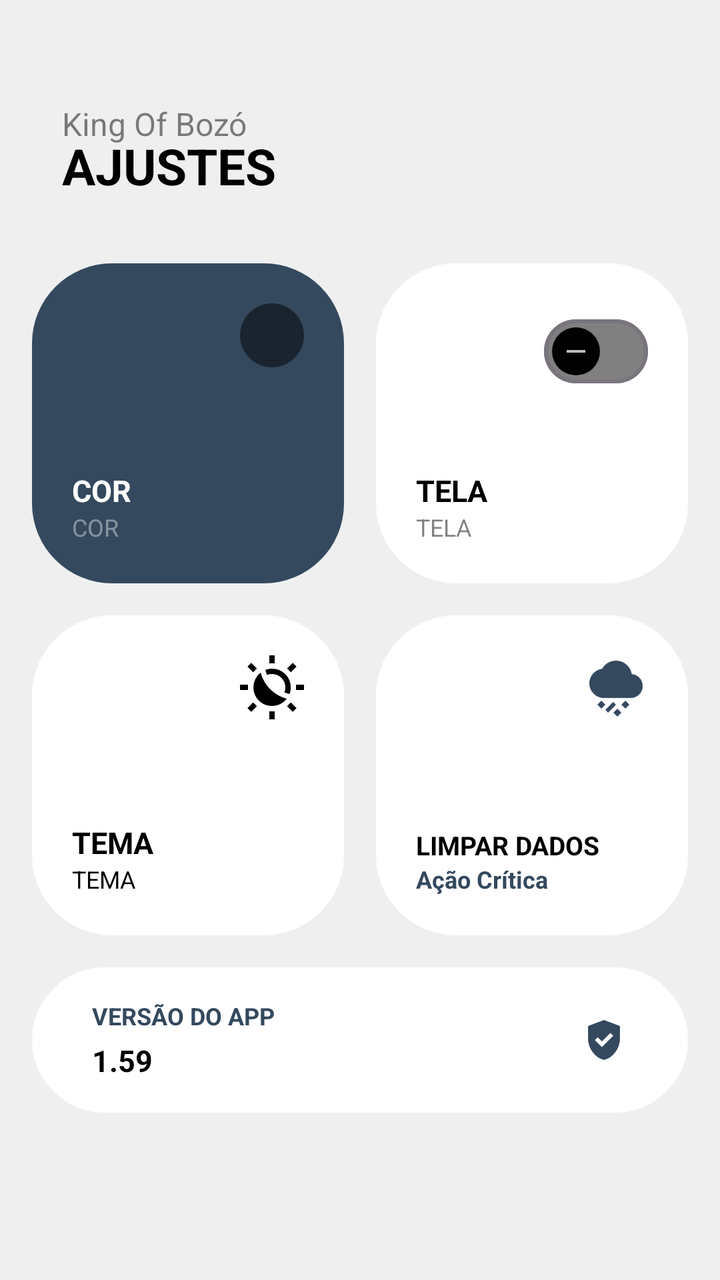
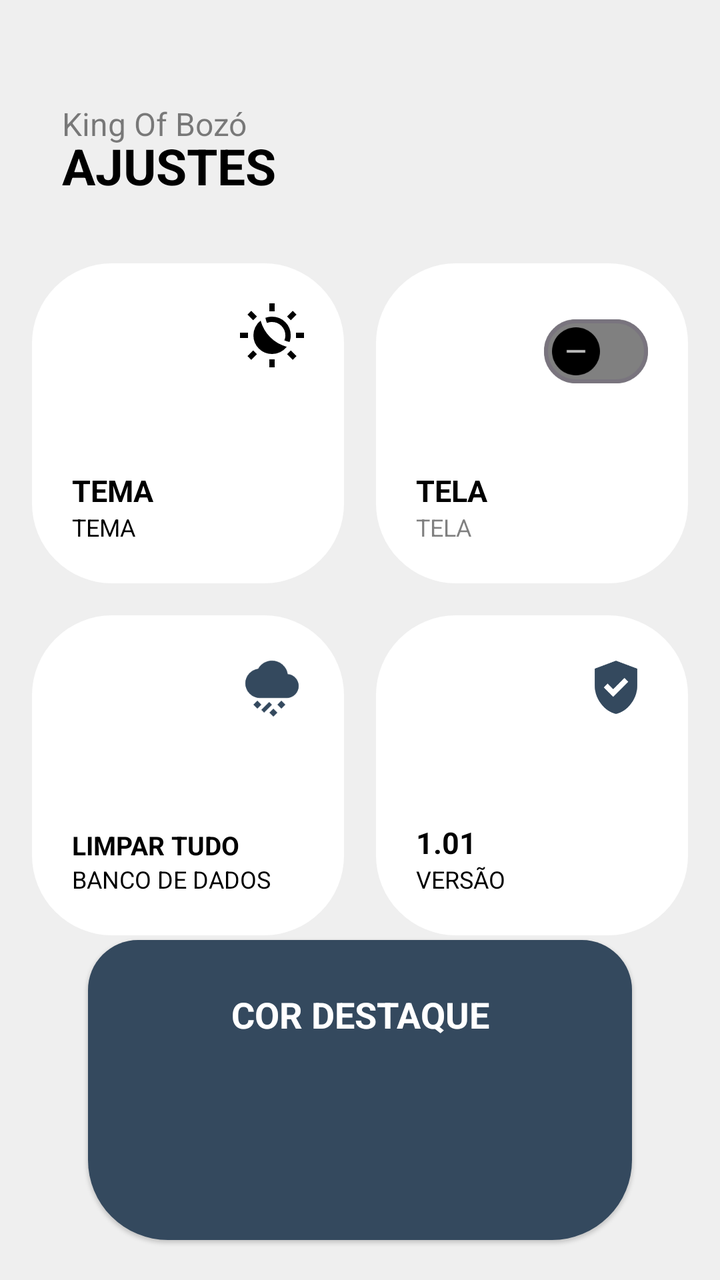

Compare the two renders of this Android layout. The source of the first and the diff that turns it into the second are given below.
<!-- AndroidManifest.xml: application theme Base.Theme.KingOfBozo.Standard -->
<!-- res/layout/fragment_settings.xml -->
<?xml version="1.0" encoding="utf-8"?>
<androidx.constraintlayout.widget.ConstraintLayout xmlns:android="http://schemas.android.com/apk/res/android"
    xmlns:app="http://schemas.android.com/apk/res-auto"
    xmlns:tools="http://schemas.android.com/tools"
    android:layout_width="match_parent"
    android:layout_height="match_parent"
    android:backgroundTint="?attr/customBackground"
    android:background="?attr/customBackground"
    android:padding="16dp">

    <FrameLayout
        android:id="@+id/text_ajustes_title"
        android:layout_width="match_parent"
        android:layout_height="wrap_content"
        android:paddingHorizontal="15dp"
        android:paddingTop="5dp"
        android:layout_marginTop="20dp"
        app:layout_constraintStart_toStartOf="parent"
        app:layout_constraintTop_toTopOf="parent"
        tools:ignore="MissingConstraints">

        <TextView
            android:id="@+id/text_app_title"
            android:layout_width="wrap_content"
            android:layout_height="wrap_content"
            android:layout_marginTop="10dp"
            android:alpha="0.5"
            android:text="@string/king_of_boz"
            android:textColor="?attr/textFillColor"
            android:textSize="16sp" />

        <TextView
            android:id="@+id/text_title_jogadores"
            android:layout_width="wrap_content"
            android:layout_height="wrap_content"
            android:layout_marginTop="25dp"
            android:text="AJUSTES"
            android:textColor="?attr/textFillColor"
            android:textSize="25sp"
            android:textStyle="bold" />


    </FrameLayout>


    
    <androidx.constraintlayout.widget.ConstraintLayout
        android:id="@+id/card_cor"
        android:layout_width="0dp"
        android:layout_height="160dp"
        android:layout_marginTop="32dp"
        android:layout_marginEnd="8dp"
        android:background="@drawable/background_settings_card"
        android:backgroundTint="?attr/colorPrimary"
        android:padding="20dp"
        app:layout_constraintEnd_toStartOf="@+id/card_tela"
        app:layout_constraintHorizontal_bias="0.5"
        app:layout_constraintStart_toStartOf="parent"
        app:layout_constraintTop_toBottomOf="@id/text_ajustes_title">

        <View
            android:layout_width="32dp"
            android:layout_height="32dp"
            android:background="@drawable/background_circle"
            android:backgroundTint="#80000000"
            app:layout_constraintEnd_toEndOf="parent"
            app:layout_constraintTop_toTopOf="parent" />

        <TextView
            android:id="@+id/text_cor_desc"
            android:layout_width="wrap_content"
            android:layout_height="wrap_content"
            android:text="COR"
            android:textColor="?attr/customTextBackground"
            android:textSize="15dp"
            android:textStyle="bold"
            app:layout_constraintBottom_toTopOf="@id/text_cor_title"
            app:layout_constraintStart_toStartOf="parent" />

        <TextView
            android:id="@+id/text_cor_title"
            android:layout_width="wrap_content"
            android:layout_height="wrap_content"
            android:alpha="0.4"
            android:text="COR"
            android:textColor="?attr/customTextBackground"
            android:textSize="12dp"
            app:layout_constraintBottom_toBottomOf="parent"
            app:layout_constraintStart_toStartOf="parent" />

    </androidx.constraintlayout.widget.ConstraintLayout>

    
    <androidx.constraintlayout.widget.ConstraintLayout
        android:id="@+id/card_tela"
        android:layout_width="0dp"
        android:layout_height="160dp"
        android:layout_marginStart="8dp"
        android:background="@drawable/background_settings_card"
        android:backgroundTint="?attr/cardBackgroundColor"
        android:padding="20dp"
        app:layout_constraintEnd_toEndOf="parent"
        app:layout_constraintHorizontal_bias="0.5"
        app:layout_constraintStart_toEndOf="@+id/card_cor"
        app:layout_constraintTop_toTopOf="@+id/card_cor">

        <com.google.android.material.materialswitch.MaterialSwitch
            android:id="@+id/switch_keep_screen_on"
            style="@style/Widget.App.MaterialSwitch"
            android:layout_width="wrap_content"
            android:layout_height="wrap_content"
            android:checked="false"
            app:layout_constraintEnd_toEndOf="parent"
            app:layout_constraintTop_toTopOf="parent" />

        <TextView
            android:id="@+id/text_tela_desc"
            android:layout_width="wrap_content"
            android:layout_height="wrap_content"
            android:text="TELA"
            android:textColor="?attr/textFillColor"
            android:textSize="15dp"
            android:textStyle="bold"
            app:layout_constraintBottom_toTopOf="@id/text_tela_title"
            app:layout_constraintStart_toStartOf="parent" />

        <TextView
            android:id="@+id/text_tela_title"
            android:layout_width="wrap_content"
            android:layout_height="wrap_content"
            android:alpha="0.5"
            android:text="TELA"
            android:textColor="?attr/textFillColor"
            android:textSize="12dp"
            app:layout_constraintBottom_toBottomOf="parent"
            app:layout_constraintStart_toStartOf="parent" />

    </androidx.constraintlayout.widget.ConstraintLayout>

    
    <androidx.constraintlayout.widget.ConstraintLayout
        android:id="@+id/card_tema"
        android:layout_width="0dp"
        android:layout_height="160dp"
        android:layout_marginTop="16dp"
        android:layout_marginEnd="8dp"
        android:background="@drawable/background_settings_card"
        android:backgroundTint="?attr/cardBackgroundColor"
        android:padding="20dp"
        app:layout_constraintEnd_toStartOf="@+id/card_reset"
        app:layout_constraintHorizontal_bias="0.5"
        app:layout_constraintStart_toStartOf="parent"
        app:layout_constraintTop_toBottomOf="@id/card_cor">

        <ImageView
            android:id="@+id/icon_mode"
            android:layout_width="32dp"
            android:layout_height="32dp"
            android:src="@drawable/ic_system_mode"
            app:layout_constraintEnd_toEndOf="parent"
            app:layout_constraintTop_toTopOf="parent"
            app:tint="?attr/textFillColor" />

        <TextView
            android:id="@+id/info_mode"
            android:layout_width="wrap_content"
            android:layout_height="wrap_content"
            android:text="TEMA"
            android:textColor="?attr/textFillColor"
            android:textSize="15dp"
            android:textStyle="bold"
            app:layout_constraintBottom_toTopOf="@id/text_mode"
            app:layout_constraintStart_toStartOf="parent" />

        <TextView
            android:id="@+id/text_mode"
            android:layout_width="wrap_content"
            android:layout_height="wrap_content"
            android:text="TEMA"
            android:textColor="?attr/textFillColor"
            android:textSize="12dp"
            app:layout_constraintBottom_toBottomOf="parent"
            app:layout_constraintStart_toStartOf="parent" />

    </androidx.constraintlayout.widget.ConstraintLayout>

    
    <androidx.constraintlayout.widget.ConstraintLayout
        android:id="@+id/card_reset"
        android:layout_width="0dp"
        android:layout_height="160dp"
        android:layout_marginStart="8dp"
        android:background="@drawable/background_settings_card"
        android:backgroundTint="?attr/cardBackgroundColor"
        android:padding="20dp"
        app:layout_constraintEnd_toEndOf="parent"
        app:layout_constraintHorizontal_bias="0.5"
        app:layout_constraintStart_toEndOf="@+id/card_tema"
        app:layout_constraintTop_toTopOf="@+id/card_tema">

        <ImageView
            android:layout_width="32dp"
            android:layout_height="32dp"
            android:src="@drawable/ic_limpar_dados"
            app:layout_constraintEnd_toEndOf="parent"
            app:layout_constraintTop_toTopOf="parent"
            app:tint="?attr/colorPrimary" />

        <TextView
            android:id="@+id/text_reset_desc"
            android:layout_width="wrap_content"
            android:layout_height="wrap_content"
            android:text="LIMPAR DADOS"
            android:textColor="?attr/textFillColor"
            android:textSize="13sp"
            android:textStyle="bold"
            app:layout_constraintBottom_toTopOf="@id/text_reset_title"
            app:layout_constraintStart_toStartOf="parent" />

        <TextView
            android:id="@+id/text_reset_title"
            android:layout_width="wrap_content"
            android:layout_height="wrap_content"
            android:text="Ação Crítica"
            android:textColor="?attr/colorPrimary"
            android:textSize="12dp"
            android:textStyle="bold"
            app:layout_constraintBottom_toBottomOf="parent"
            app:layout_constraintStart_toStartOf="parent" />

    </androidx.constraintlayout.widget.ConstraintLayout>

    
    <androidx.constraintlayout.widget.ConstraintLayout
        android:id="@+id/card_versao"
        android:layout_width="match_parent"
        android:layout_height="wrap_content"
        android:layout_marginTop="16dp"
        android:background="@drawable/background_settings_card"
        android:backgroundTint="?attr/cardBackgroundColor"
        android:paddingHorizontal="30dp"
        android:paddingVertical="16dp"
        app:layout_constraintTop_toBottomOf="@id/card_reset">

        <ImageView
            android:layout_width="24dp"
            android:layout_height="24dp"
            android:src="@drawable/ic_version"
            app:layout_constraintBottom_toBottomOf="parent"
            app:layout_constraintEnd_toEndOf="parent"
            app:layout_constraintTop_toTopOf="parent"
            app:tint="?attr/colorPrimary" />

        <TextView
            android:id="@+id/text_versao_title"
            android:layout_width="wrap_content"
            android:layout_height="wrap_content"
            android:text="VERSÃO DO APP"
            android:textColor="?attr/colorPrimary"
            android:textSize="12dp"
            android:textStyle="bold"
            app:layout_constraintStart_toStartOf="parent"
            app:layout_constraintTop_toTopOf="parent" />

        <TextView
            android:id="@+id/text_versao_num"
            android:layout_width="wrap_content"
            android:layout_height="wrap_content"
            android:layout_marginTop="4dp"
            android:text="1.59"
            android:textColor="?attr/textFillColor"
            android:textSize="15dp"
            android:textStyle="bold"
            app:layout_constraintStart_toStartOf="parent"
            app:layout_constraintTop_toBottomOf="@id/text_versao_title" />

    </androidx.constraintlayout.widget.ConstraintLayout>

</androidx.constraintlayout.widget.ConstraintLayout>
<!-- resources referenced by this layout -->
<resources>
  <!-- drawable background_circle (drawable) -->
  <?xml version="1.0" encoding="utf-8"?>
  <shape xmlns:android="http://schemas.android.com/apk/res/android"
      android:shape="oval">
      <solid android:color="@color/fundo_light" />
  </shape>
  <!-- drawable background_settings_card (drawable) -->
  <?xml version="1.0" encoding="utf-8"?>
  <shape xmlns:android="http://schemas.android.com/apk/res/android"
      android:shape="rectangle">
      <corners android:radius="40dp" />
      <solid android:color="@color/card_dark" />
  </shape>
  <!-- drawable ic_limpar_dados (drawable) -->
  <vector xmlns:android="http://schemas.android.com/apk/res/android"
      android:width="24dp"
      android:height="24dp"
      android:viewportWidth="960"
      android:viewportHeight="960"
      android:tint="?attr/colorControlNormal">
    <path
        android:fillColor="@android:color/white"
        android:pathData="M500,920L440,860L500,800L560,860L500,920ZM362,860L320,818L438,700L480,742L362,860ZM620,800L560,740L620,680L680,740L620,800ZM260,800L200,740L260,680L320,740L260,800ZM300,640Q209,640 144.5,575.5Q80,511 80,420Q80,337 135,275Q190,213 271,202Q303,145 358.5,112.5Q414,80 480,80Q570,80 636.5,137.5Q703,195 717,281Q786,287 833,338Q880,389 880,460Q880,535 827.5,587.5Q775,640 700,640L300,640Z"/>
  </vector>
  <!-- drawable ic_version (drawable) -->
  <vector xmlns:android="http://schemas.android.com/apk/res/android"
      android:width="24dp"
      android:height="24dp"
      android:viewportWidth="960"
      android:viewportHeight="960"
      android:tint="?attr/colorControlNormal">
    <path
        android:fillColor="@android:color/white"
        android:pathData="M438,622L664,396L607,339L438,508L354,424L297,481L438,622ZM480,880Q341,845 250.5,720.5Q160,596 160,444L160,200L480,80L800,200L800,444Q800,596 709.5,720.5Q619,845 480,880Z"/>
  </vector>
  <string name="king_of_boz">King Of Bozó</string>
  <style name="Widget.App.MaterialSwitch" parent="Widget.Material3.CompoundButton.MaterialSwitch">
          <item name="thumbIcon">@drawable/switch_thumb_icon_selector</item>
          <item name="thumbIconTint">@color/switch_thumb_icon_tint_selector</item>
          <item name="thumbTint">@color/switch_thumb_tint_selector</item>
          <item name="trackTint">@color/switch_track_tint_selector</item>
          <item name="trackDecorationTint">@null</item>
      </style>
  <color name="fundo_light">#EFEFEF</color>
  <color name="card_dark">#313131</color>
  <!-- drawable switch_thumb_icon_selector (drawable) -->
  <?xml version="1.0" encoding="utf-8"?>
  <selector xmlns:android="http://schemas.android.com/apk/res/android">
      <item android:drawable="@drawable/ic_switch_check" android:state_checked="true" />
      <item android:drawable="@drawable/ic_switch_minus" android:state_checked="false" />
  </selector>
  <color name="padrao">#34495e</color>
  <color name="text_dark">#000000</color>
  <color name="text_light">#FFFFFF</color>
  <color name="icon_dark">#000000</color>
  <color name="icon_light">#FFFFFF</color>
  <color name="card_light">#FFFFFF</color>
  <!-- drawable ic_switch_check (drawable) -->
  <vector xmlns:android="http://schemas.android.com/apk/res/android"
      android:width="24dp"
      android:height="24dp"
      android:viewportWidth="24"
      android:viewportHeight="24">
      <path
          android:fillColor="@android:color/white"
          android:pathData="M9,16.17L4.83,12l-1.42,1.41L9,19 21,7l-1.41,-1.41z"/>
  </vector>
  <!-- drawable ic_switch_minus (drawable) -->
  <vector xmlns:android="http://schemas.android.com/apk/res/android"
      android:width="24dp"
      android:height="24dp"
      android:viewportWidth="24"
      android:viewportHeight="24">
      <path
          android:fillColor="@android:color/white"
          android:pathData="M19,13H5V11H19V13Z"/>
  </vector>
  <!-- unchanged entries left out for length: 3 -->
</resources>

<!-- the commit's change to res/layout/fragment_settings.xml (unified diff, before → after) -->
@@ -42,115 +42,20 @@
 
     </FrameLayout>
 
-
-    
-    <androidx.constraintlayout.widget.ConstraintLayout
-        android:id="@+id/card_cor"
-        android:layout_width="0dp"
-        android:layout_height="160dp"
+    
+    <androidx.constraintlayout.widget.ConstraintLayout
+        android:id="@+id/card_tema"
+        android:layout_width="0dp"
+        android:layout_height="160dp"
+        android:background="@drawable/background_settings_card"
+        android:backgroundTint="?attr/cardBackgroundColor"
+        android:padding="20dp"
         android:layout_marginTop="32dp"
         android:layout_marginEnd="8dp"
-        android:background="@drawable/background_settings_card"
-        android:backgroundTint="?attr/colorPrimary"
-        android:padding="20dp"
         app:layout_constraintEnd_toStartOf="@+id/card_tela"
         app:layout_constraintHorizontal_bias="0.5"
         app:layout_constraintStart_toStartOf="parent"
         app:layout_constraintTop_toBottomOf="@id/text_ajustes_title">
-
-        <View
-            android:layout_width="32dp"
-            android:layout_height="32dp"
-            android:background="@drawable/background_circle"
-            android:backgroundTint="#80000000"
-            app:layout_constraintEnd_toEndOf="parent"
-            app:layout_constraintTop_toTopOf="parent" />
-
-        <TextView
-            android:id="@+id/text_cor_desc"
-            android:layout_width="wrap_content"
-            android:layout_height="wrap_content"
-            android:text="COR"
-            android:textColor="?attr/customTextBackground"
-            android:textSize="15dp"
-            android:textStyle="bold"
-            app:layout_constraintBottom_toTopOf="@id/text_cor_title"
-            app:layout_constraintStart_toStartOf="parent" />
-
-        <TextView
-            android:id="@+id/text_cor_title"
-            android:layout_width="wrap_content"
-            android:layout_height="wrap_content"
-            android:alpha="0.4"
-            android:text="COR"
-            android:textColor="?attr/customTextBackground"
-            android:textSize="12dp"
-            app:layout_constraintBottom_toBottomOf="parent"
-            app:layout_constraintStart_toStartOf="parent" />
-
-    </androidx.constraintlayout.widget.ConstraintLayout>
-
-    
-    <androidx.constraintlayout.widget.ConstraintLayout
-        android:id="@+id/card_tela"
-        android:layout_width="0dp"
-        android:layout_height="160dp"
-        android:layout_marginStart="8dp"
-        android:background="@drawable/background_settings_card"
-        android:backgroundTint="?attr/cardBackgroundColor"
-        android:padding="20dp"
-        app:layout_constraintEnd_toEndOf="parent"
-        app:layout_constraintHorizontal_bias="0.5"
-        app:layout_constraintStart_toEndOf="@+id/card_cor"
-        app:layout_constraintTop_toTopOf="@+id/card_cor">
-
-        <com.google.android.material.materialswitch.MaterialSwitch
-            android:id="@+id/switch_keep_screen_on"
-            style="@style/Widget.App.MaterialSwitch"
-            android:layout_width="wrap_content"
-            android:layout_height="wrap_content"
-            android:checked="false"
-            app:layout_constraintEnd_toEndOf="parent"
-            app:layout_constraintTop_toTopOf="parent" />
-
-        <TextView
-            android:id="@+id/text_tela_desc"
-            android:layout_width="wrap_content"
-            android:layout_height="wrap_content"
-            android:text="TELA"
-            android:textColor="?attr/textFillColor"
-            android:textSize="15dp"
-            android:textStyle="bold"
-            app:layout_constraintBottom_toTopOf="@id/text_tela_title"
-            app:layout_constraintStart_toStartOf="parent" />
-
-        <TextView
-            android:id="@+id/text_tela_title"
-            android:layout_width="wrap_content"
-            android:layout_height="wrap_content"
-            android:alpha="0.5"
-            android:text="TELA"
-            android:textColor="?attr/textFillColor"
-            android:textSize="12dp"
-            app:layout_constraintBottom_toBottomOf="parent"
-            app:layout_constraintStart_toStartOf="parent" />
-
-    </androidx.constraintlayout.widget.ConstraintLayout>
-
-    
-    <androidx.constraintlayout.widget.ConstraintLayout
-        android:id="@+id/card_tema"
-        android:layout_width="0dp"
-        android:layout_height="160dp"
-        android:layout_marginTop="16dp"
-        android:layout_marginEnd="8dp"
-        android:background="@drawable/background_settings_card"
-        android:backgroundTint="?attr/cardBackgroundColor"
-        android:padding="20dp"
-        app:layout_constraintEnd_toStartOf="@+id/card_reset"
-        app:layout_constraintHorizontal_bias="0.5"
-        app:layout_constraintStart_toStartOf="parent"
-        app:layout_constraintTop_toBottomOf="@id/card_cor">
 
         <ImageView
             android:id="@+id/icon_mode"
@@ -186,17 +91,67 @@
 
     
     <androidx.constraintlayout.widget.ConstraintLayout
+        android:id="@+id/card_tela"
+        android:layout_width="0dp"
+        android:layout_height="160dp"
+        android:layout_marginTop="32dp"
+        android:layout_marginStart="8dp"
+        android:background="@drawable/background_settings_card"
+        android:backgroundTint="?attr/cardBackgroundColor"
+        android:padding="20dp"
+        app:layout_constraintEnd_toEndOf="parent"
+        app:layout_constraintHorizontal_bias="0.5"
+        app:layout_constraintStart_toEndOf="@+id/card_tema"
+        app:layout_constraintTop_toBottomOf="@+id/text_ajustes_title"
+        tools:ignore="MissingConstraints">
+
+        <com.google.android.material.materialswitch.MaterialSwitch
+            android:id="@+id/switch_keep_screen_on"
+            style="@style/Widget.App.MaterialSwitch"
+            android:layout_width="wrap_content"
+            android:layout_height="wrap_content"
+            android:checked="false"
+            app:layout_constraintEnd_toEndOf="parent"
+            app:layout_constraintTop_toTopOf="parent" />
+
+        <TextView
+            android:id="@+id/text_tela_desc"
+            android:layout_width="wrap_content"
+            android:layout_height="wrap_content"
+            android:text="TELA"
+            android:textColor="?attr/textFillColor"
+            android:textSize="15dp"
+            android:textStyle="bold"
+            app:layout_constraintBottom_toTopOf="@id/text_tela_title"
+            app:layout_constraintStart_toStartOf="parent" />
+
+        <TextView
+            android:id="@+id/text_tela_title"
+            android:layout_width="wrap_content"
+            android:layout_height="wrap_content"
+            android:alpha="0.5"
+            android:text="TELA"
+            android:textColor="?attr/textFillColor"
+            android:textSize="12dp"
+            app:layout_constraintBottom_toBottomOf="parent"
+            app:layout_constraintStart_toStartOf="parent" />
+
+    </androidx.constraintlayout.widget.ConstraintLayout>
+
+    
+    <androidx.constraintlayout.widget.ConstraintLayout
         android:id="@+id/card_reset"
         android:layout_width="0dp"
         android:layout_height="160dp"
-        android:layout_marginStart="8dp"
-        android:background="@drawable/background_settings_card"
-        android:backgroundTint="?attr/cardBackgroundColor"
-        android:padding="20dp"
-        app:layout_constraintEnd_toEndOf="parent"
-        app:layout_constraintHorizontal_bias="0.5"
-        app:layout_constraintStart_toEndOf="@+id/card_tema"
-        app:layout_constraintTop_toTopOf="@+id/card_tema">
+        android:background="@drawable/background_settings_card"
+        android:backgroundTint="?attr/cardBackgroundColor"
+        android:padding="20dp"
+        android:layout_marginTop="16dp"
+        android:layout_marginEnd="8dp"
+        app:layout_constraintEnd_toStartOf="@+id/card_versao"
+        app:layout_constraintHorizontal_bias="0.5"
+        app:layout_constraintStart_toStartOf="parent"
+        app:layout_constraintTop_toBottomOf="@id/card_tema">
 
         <ImageView
             android:layout_width="32dp"
@@ -207,24 +162,23 @@
             app:tint="?attr/colorPrimary" />
 
         <TextView
+            android:id="@+id/text_reset_title"
+            android:layout_width="wrap_content"
+            android:layout_height="wrap_content"
+            android:text="LIMPAR TUDO"
+            android:textColor="?attr/textFillColor"
+            android:textSize="13sp"
+            android:textStyle="bold"
+            app:layout_constraintBottom_toTopOf="@id/text_reset_desc"
+            app:layout_constraintStart_toStartOf="parent" />
+
+        <TextView
             android:id="@+id/text_reset_desc"
             android:layout_width="wrap_content"
             android:layout_height="wrap_content"
-            android:text="LIMPAR DADOS"
-            android:textColor="?attr/textFillColor"
-            android:textSize="13sp"
-            android:textStyle="bold"
-            app:layout_constraintBottom_toTopOf="@id/text_reset_title"
-            app:layout_constraintStart_toStartOf="parent" />
-
-        <TextView
-            android:id="@+id/text_reset_title"
-            android:layout_width="wrap_content"
-            android:layout_height="wrap_content"
-            android:text="Ação Crítica"
-            android:textColor="?attr/colorPrimary"
-            android:textSize="12dp"
-            android:textStyle="bold"
+            android:text="BANCO DE DADOS"
+            android:textColor="?attr/textFillColor"
+            android:textSize="12dp"
             app:layout_constraintBottom_toBottomOf="parent"
             app:layout_constraintStart_toStartOf="parent" />
 
@@ -233,47 +187,69 @@
     
     <androidx.constraintlayout.widget.ConstraintLayout
         android:id="@+id/card_versao"
-        android:layout_width="match_parent"
-        android:layout_height="wrap_content"
+        android:layout_width="0dp"
+        android:layout_height="160dp"
+        android:background="@drawable/background_settings_card"
+        android:backgroundTint="?attr/cardBackgroundColor"
+        android:padding="20dp"
+        android:layout_marginStart="8dp"
         android:layout_marginTop="16dp"
-        android:background="@drawable/background_settings_card"
-        android:backgroundTint="?attr/cardBackgroundColor"
-        android:paddingHorizontal="30dp"
-        android:paddingVertical="16dp"
-        app:layout_constraintTop_toBottomOf="@id/card_reset">
+        app:layout_constraintEnd_toEndOf="parent"
+        app:layout_constraintHorizontal_bias="0.5"
+        app:layout_constraintStart_toEndOf="@+id/card_reset"
+        app:layout_constraintTop_toBottomOf="@+id/card_tela">
 
         <ImageView
-            android:layout_width="24dp"
-            android:layout_height="24dp"
+            android:layout_width="32dp"
+            android:layout_height="32dp"
             android:src="@drawable/ic_version"
-            app:layout_constraintBottom_toBottomOf="parent"
             app:layout_constraintEnd_toEndOf="parent"
             app:layout_constraintTop_toTopOf="parent"
             app:tint="?attr/colorPrimary" />
 
         <TextView
+            android:id="@+id/text_versao_num"
+            android:layout_width="wrap_content"
+            android:layout_height="wrap_content"
+            android:text="1.01"
+            android:textColor="?attr/textFillColor"
+            android:textSize="15dp"
+            android:textStyle="bold"
+            app:layout_constraintBottom_toTopOf="@+id/text_versao_title"
+            app:layout_constraintStart_toStartOf="parent" />
+
+
+        <TextView
             android:id="@+id/text_versao_title"
             android:layout_width="wrap_content"
             android:layout_height="wrap_content"
-            android:text="VERSÃO DO APP"
-            android:textColor="?attr/colorPrimary"
-            android:textSize="12dp"
-            android:textStyle="bold"
-            app:layout_constraintStart_toStartOf="parent"
-            app:layout_constraintTop_toTopOf="parent" />
-
-        <TextView
-            android:id="@+id/text_versao_num"
-            android:layout_width="wrap_content"
-            android:layout_height="wrap_content"
-            android:layout_marginTop="4dp"
-            android:text="1.59"
-            android:textColor="?attr/textFillColor"
-            android:textSize="15dp"
-            android:textStyle="bold"
-            app:layout_constraintStart_toStartOf="parent"
-            app:layout_constraintTop_toBottomOf="@id/text_versao_title" />
-
-    </androidx.constraintlayout.widget.ConstraintLayout>
+            android:text="VERSÃO"
+            android:textColor="?attr/textFillColor"
+            android:textSize="12dp"
+            app:layout_constraintBottom_toBottomOf="parent"
+            app:layout_constraintStart_toStartOf="parent" />
+
+    </androidx.constraintlayout.widget.ConstraintLayout>
+
+
+    <TextView
+        android:id="@+id/card_cor"
+        android:layout_width="match_parent"
+        android:layout_height="150dp"
+        android:layout_marginHorizontal="28dp"
+        android:layout_marginBottom="4dp"
+        android:background="@drawable/background_card_2_destaque"
+        android:backgroundTint="?attr/colorPrimary"
+        android:elevation="1dp"
+        android:gravity="top|center"
+        android:paddingTop="25dp"
+        android:text="COR DESTAQUE"
+        android:textColor="?attr/customTextBackground"
+        android:textSize="18sp"
+        android:textStyle="bold"
+        android:visibility="visible"
+        app:layout_constraintBottom_toBottomOf="parent"
+        app:layout_constraintEnd_toEndOf="parent"
+        app:layout_constraintStart_toStartOf="parent" />
 
 </androidx.constraintlayout.widget.ConstraintLayout>
<!-- resource entries referenced after the edit -->
@@ -1,10 +1,14 @@
 <!-- resources referenced by this layout -->
 <resources>
-  <!-- drawable background_circle (drawable) -->
-  <?xml version="1.0" encoding="utf-8"?>
+  <!-- drawable background_card_2_destaque (drawable) -->
   <shape xmlns:android="http://schemas.android.com/apk/res/android"
-      android:shape="oval">
+      android:shape="rectangle">
       <solid android:color="@color/fundo_light" />
+      <corners
+          android:topLeftRadius="25dp"
+          android:topRightRadius="25dp"
+          android:bottomLeftRadius="40dp"
+          android:bottomRightRadius="40dp" />
   </shape>
   <!-- drawable background_settings_card (drawable) -->
   <?xml version="1.0" encoding="utf-8"?>
